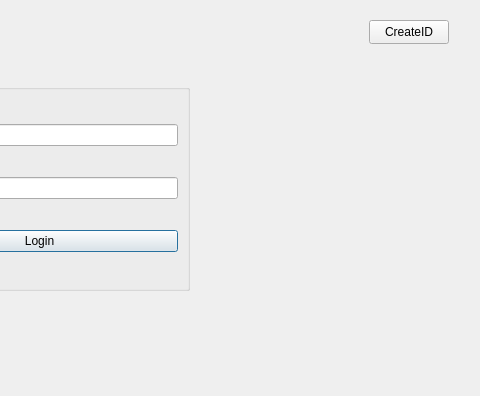
Before: the Qt Designer form secwindow.ui in Sangameeee/cmmsMini, drawn with Qt 5; both pictures show x 291 to 771 and y 0 to 396 of the 771 by 396 pixel window.
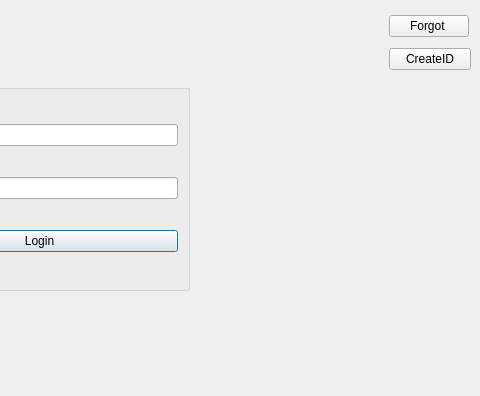
After: the same form once the commit is applied.

What changed in the file:
```diff
--- a/secwindow.ui
+++ b/secwindow.ui
@@ -71,18 +71,37 @@
     </item>
    </layout>
   </widget>
-  <widget class="QPushButton" name="pushButton_2">
+  <widget class="QWidget" name="">
    <property name="geometry">
     <rect>
-     <x>660</x>
-     <y>20</y>
-     <width>80</width>
-     <height>24</height>
+     <x>680</x>
+     <y>10</y>
+     <width>82</width>
+     <height>67</height>
     </rect>
    </property>
-   <property name="text">
-    <string>CreateID</string>
-   </property>
+   <layout class="QVBoxLayout" name="verticalLayout_2">
+    <item>
+     <widget class="QPushButton" name="forgotPasswordButton">
+      <property name="sizePolicy">
+       <sizepolicy hsizetype="Fixed" vsizetype="Fixed">
+        <horstretch>0</horstretch>
+        <verstretch>0</verstretch>
+       </sizepolicy>
+      </property>
+      <property name="text">
+       <string>Forgot </string>
+      </property>
+     </widget>
+    </item>
+    <item>
+     <widget class="QPushButton" name="pushButton_2">
+      <property name="text">
+       <string>CreateID</string>
+      </property>
+     </widget>
+    </item>
+   </layout>
   </widget>
  </widget>
  <resources/>
```
